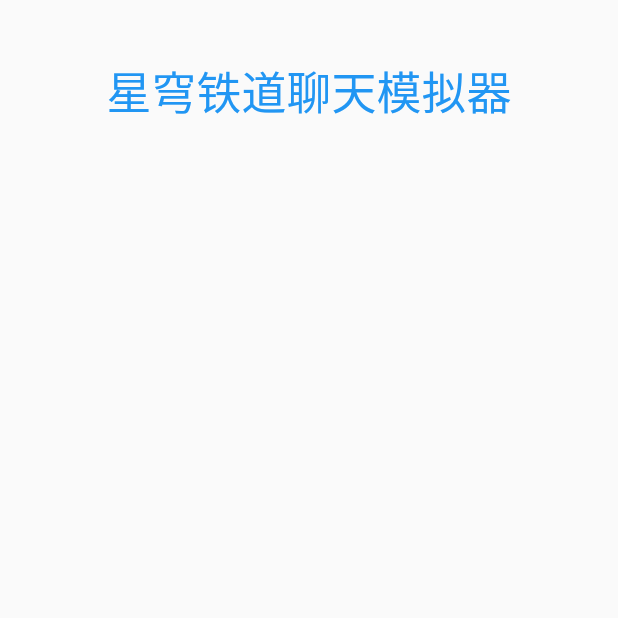
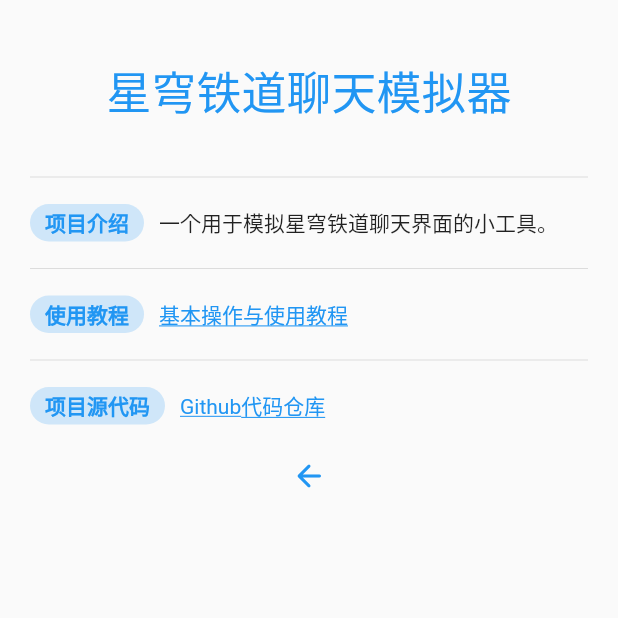
Before and after one commit to nfnfgo/star_rail_msg_simulator, a Flutter app: the SRIMAppInfoPage screen opened directly, on a phone screen of 412 x 824 dp, the top half of it. Run offline on Flutter 3.47's test engine with Material 2 defaults, Android fonts, the phone set to English and light mode, and no system bars; our stand-ins replace flutter_smart_dialog.

Commit message:
Update: Add the App Info Page

```diff
--- a/star_rail_im_simulator/lib/pages/sr_im_simulator/more_info_page.dart
+++ b/star_rail_im_simulator/lib/pages/sr_im_simulator/more_info_page.dart
@@ -14,6 +14,7 @@ import 'package:star_rail_im_simulator/widgets/sr_im_simulator/materials.dart';
 // Plugs
 import 'package:provider/provider.dart';
 import 'package:flutter_smart_dialog/flutter_smart_dialog.dart';
+import 'package:url_launcher/url_launcher.dart';
 
 // Pages
 
@@ -36,16 +37,41 @@ class _SRIMAppInfoPageState extends State<SRIMAppInfoPage> {
             padding: const EdgeInsets.symmetric(horizontal: 20, vertical: 10),
             child: ListView(
               physics: const BouncingScrollPhysics(),
-              children: const [
+              children: [
                 // Project Name
-                SizedBox(
+                const SizedBox(
                   width: double.infinity,
                   height: 100,
-                  child: const Center(
+                  child: Center(
                     child: Text(
                       '星穹铁道聊天模拟器',
                       style: TextStyle(fontSize: 30, color: Colors.blue),
                     ),
+                  ),
+                ),
+                SRIMInfoTile(
+                  title: '项目介绍',
+                  content: '一个用于模拟星穹铁道聊天界面的小工具。',
+                ),
+                SRIMInfoTile(
+                  title: '使用教程',
+                  content: '基本操作与使用教程',
+                  urlStr:
+                      'https://github.com/nfnfgo/star_rail_msg_simulator#%E4%BD%BF%E7%94%A8%E6%96%B9%E6%B3%95',
+                ),
+                SRIMInfoTile(
+                  title: '项目源代码',
+                  content: 'Github代码仓库',
+                  urlStr: 'https://github.com/nfnfgo/star_rail_msg_simulator',
+                ),
+                // Back Button
+                Center(
+                  child: IconButton(
+                    color: Colors.blue,
+                    onPressed: () {
+                      Navigator.of(context).pop();
+                    },
+                    icon: const Icon(Icons.arrow_back_rounded),
                   ),
                 ),
               ],
@@ -63,19 +89,81 @@ class SRIMInfoTile extends StatelessWidget {
   SRIMInfoTile({
     super.key,
     this.leading,
+    required this.title,
+    required this.content,
+    this.urlStr,
   });
 
   /// The leading widget of this info tile, usually can be a icon
   Widget? leading;
 
+  /// The title of this tile
+  String title;
+
+  /// The string content of this tile
+  String content;
+
+  /// The url string of this tile
+  ///
+  /// If not null, will use URL luancher to luanch this url when user tap this
+  /// tile
+  String? urlStr;
+
   @override
   Widget build(BuildContext context) {
-    return Row(
-      crossAxisAlignment: CrossAxisAlignment.center,
-      mainAxisAlignment: MainAxisAlignment.start,
+    return Column(
       children: [
-        // Leading widget (Alternative)
-        if (leading != null) leading!,
+        const Divider(),
+        Padding(
+          padding: const EdgeInsets.symmetric(vertical: 10),
+          child: Row(
+            crossAxisAlignment: CrossAxisAlignment.center,
+            mainAxisAlignment: MainAxisAlignment.start,
+            children: [
+              // Leading widget (Alternative)
+              Builder(
+                builder: (context) {
+                  if (leading != null) {
+                    return leading!;
+                  }
+                  return Container();
+                },
+              ),
+              // Title
+              Container(
+                decoration: BoxDecoration(
+                    color: Colors.blue.withOpacity(0.2),
+                    borderRadius: BorderRadius.circular(20)),
+                child: Padding(
+                  padding:
+                      const EdgeInsets.symmetric(horizontal: 10, vertical: 2),
+                  child: Text(
+                    title,
+                    style: const TextStyle(
+                        color: Colors.blue, fontWeight: FontWeight.bold),
+                  ),
+                ),
+              ),
+              // Space
+              const SizedBox(width: 10),
+              // Content
+              GestureDetector(
+                onTap: () {
+                  if (urlStr != null) {
+                    launchUrl(Uri.parse(urlStr!));
+                  }
+                },
+                child: Text(
+                  content,
+                  style: TextStyle(
+                      decoration:
+                          urlStr == null ? null : TextDecoration.underline,
+                      color: urlStr == null ? null : Colors.blue),
+                ),
+              ),
+            ],
+          ),
+        ),
       ],
     );
   }
```
Also changed, not shown: 1 other file.
